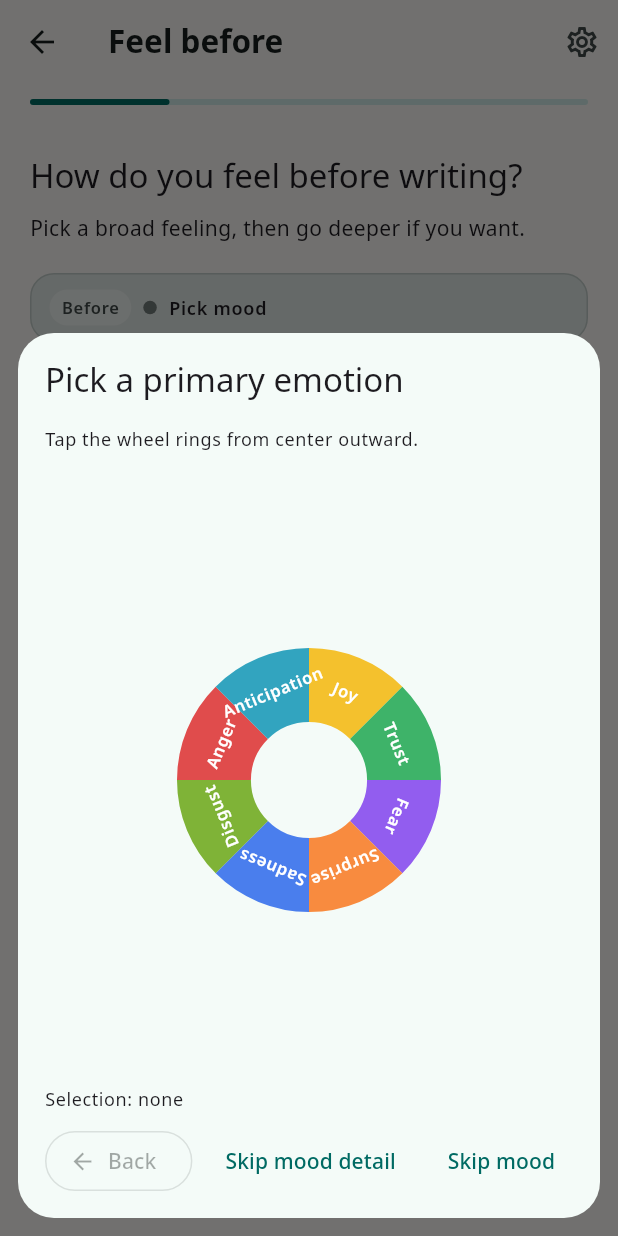
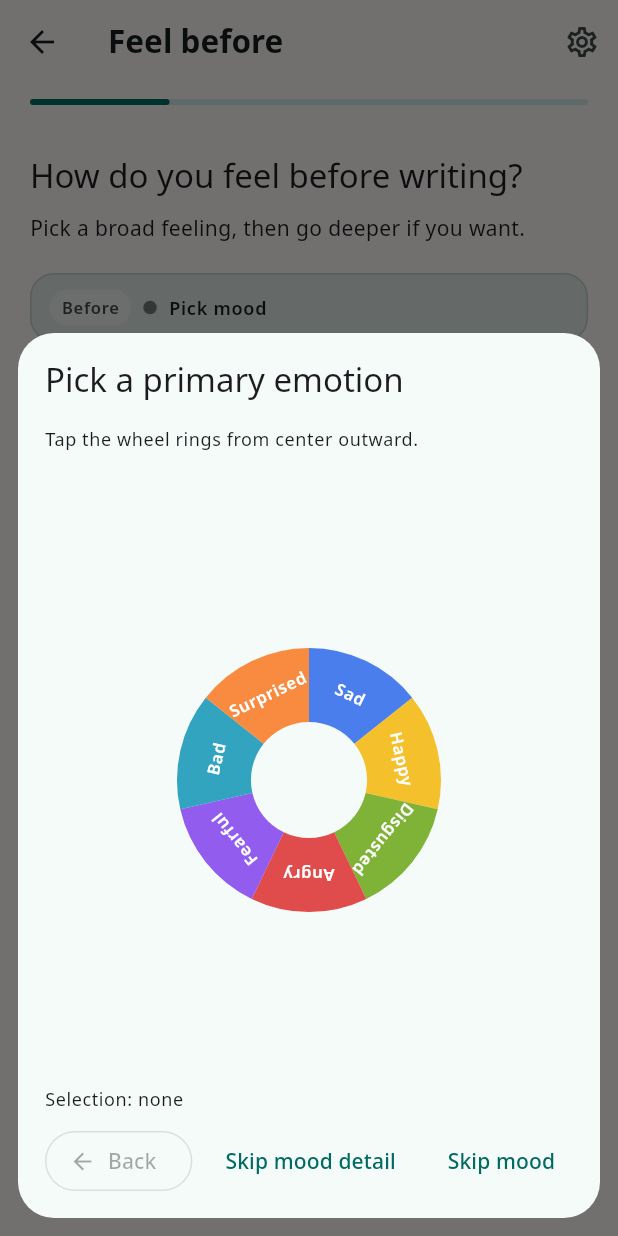
Before and after one commit to arqueffe/sentiment, a Flutter app: the EntryEditorScreen screen opened by its route, after a tap on "Before", on a phone screen of 412 x 824 dp. Run offline on Flutter 3.47's test engine with Material 3 defaults, Android fonts, the phone set to English and light mode, and no system bars; our stand-ins replace flutter_riverpod, flutter_secure_storage, google_fonts, hive, hive_flutter, local_auth and 2 more; missing offline and left inert: cryptography, dart_bert_tokenizer, file_selector, flutter_onnxruntime; accounts and stored records are empty; project files that could hold a hidden picture were left out.

Commit message:
Updated emotion wheel to real wellcox emotion wheel

```diff
--- a/lib/data/emotion_label_mapper.dart
+++ b/lib/data/emotion_label_mapper.dart
@@ -4,21 +4,21 @@ class EmotionLabelMapper {
   static const neutralLabel = 'neutral';
 
   static const Map<String, String?> _modelToPrimary = {
-    'sadness': 'sadness',
-    'anger': 'anger',
-    'love': 'trust',
-    'surprise': 'surprise',
-    'fear': 'fear',
-    'happiness': 'joy',
+    'sadness': 'sad',
+    'anger': 'angry',
+    'love': 'happy',
+    'surprise': 'surprised',
+    'fear': 'fearful',
+    'happiness': 'happy',
     'neutral': null,
-    'disgust': 'disgust',
-    'shame': 'sadness',
-    'guilt': 'sadness',
-    'sarcasm': 'disgust',
-    'excitement': 'anticipation',
-    'anxiety': 'fear',
-    'confusion': 'surprise',
-    'desire': 'anticipation',
+    'disgust': 'disgusted',
+    'shame': 'sad',
+    'guilt': 'sad',
+    'sarcasm': 'disgusted',
+    'excitement': 'happy',
+    'anxiety': 'fearful',
+    'confusion': 'surprised',
+    'desire': 'happy',
   };
 
   String? mapPrimaryId(String modelLabel) {
--- a/lib/models/emotion.dart
+++ b/lib/models/emotion.dart
@@ -31,286 +31,404 @@ class EmotionSelection {
 class EmotionCatalog {
   static const List<EmotionNode> wheel = [
     EmotionNode(
-      id: 'joy',
-      label: 'Joy',
+      id: 'sad',
+      label: 'Sad',
       children: [
         EmotionNode(
-          id: 'joy_cheerful',
-          label: 'Cheerful',
+          id: 'sad_lonely',
+          label: 'Lonely',
           children: [
-            EmotionNode(id: 'joy_cheerful_optimistic', label: 'Optimistic'),
-            EmotionNode(id: 'joy_cheerful_energetic', label: 'Energetic'),
-            EmotionNode(id: 'joy_cheerful_playful', label: 'Playful'),
+            EmotionNode(id: 'sad_lonely_isolated', label: 'Isolated'),
+            EmotionNode(id: 'sad_lonely_abandoned', label: 'Abandoned'),
           ],
         ),
         EmotionNode(
-          id: 'joy_proud',
-          label: 'Proud',
+          id: 'sad_vulnerable',
+          label: 'Vulnerable',
           children: [
-            EmotionNode(id: 'joy_proud_accomplished', label: 'Accomplished'),
-            EmotionNode(id: 'joy_proud_confident', label: 'Confident'),
-            EmotionNode(id: 'joy_proud_validated', label: 'Validated'),
+            EmotionNode(id: 'sad_vulnerable_victimized', label: 'Victimized'),
+            EmotionNode(id: 'sad_vulnerable_fragile', label: 'Fragile'),
           ],
         ),
         EmotionNode(
-          id: 'joy_peaceful',
-          label: 'Peaceful',
+          id: 'sad_despair',
+          label: 'Despair',
           children: [
-            EmotionNode(id: 'joy_peaceful_relieved', label: 'Relieved'),
-            EmotionNode(id: 'joy_peaceful_content', label: 'Content'),
-            EmotionNode(id: 'joy_peaceful_grateful', label: 'Grateful'),
+            EmotionNode(id: 'sad_despair_grief', label: 'Grief'),
+            EmotionNode(id: 'sad_despair_powerless', label: 'Powerless'),
+          ],
+        ),
+        EmotionNode(
+          id: 'sad_guilty',
+          label: 'Guilty',
+          children: [
+            EmotionNode(id: 'sad_guilty_ashamed', label: 'Ashamed'),
+            EmotionNode(id: 'sad_guilty_remorseful', label: 'Remorseful'),
+          ],
+        ),
+        EmotionNode(
+          id: 'sad_depressed',
+          label: 'Depressed',
+          children: [
+            EmotionNode(id: 'sad_depressed_empty', label: 'Empty'),
+            EmotionNode(id: 'sad_depressed_inferior', label: 'Inferior'),
+          ],
+        ),
+        EmotionNode(
+          id: 'sad_hurt',
+          label: 'Hurt',
+          children: [
+            EmotionNode(id: 'sad_hurt_disappointed', label: 'Disappointed'),
+            EmotionNode(id: 'sad_hurt_embarrassed', label: 'Embarrassed'),
           ],
         ),
       ],
     ),
     EmotionNode(
-      id: 'trust',
-      label: 'Trust',
+      id: 'happy',
+      label: 'Happy',
       children: [
         EmotionNode(
-          id: 'trust_connected',
-          label: 'Connected',
+          id: 'happy_playful',
+          label: 'Playful',
           children: [
-            EmotionNode(id: 'trust_connected_loved', label: 'Loved'),
-            EmotionNode(id: 'trust_connected_supported', label: 'Supported'),
-            EmotionNode(id: 'trust_connected_seen', label: 'Seen'),
+            EmotionNode(id: 'happy_playful_aroused', label: 'Aroused'),
+            EmotionNode(id: 'happy_playful_cheeky', label: 'Cheeky'),
           ],
         ),
         EmotionNode(
-          id: 'trust_safe',
-          label: 'Safe',
+          id: 'happy_content',
+          label: 'Content',
           children: [
-            EmotionNode(id: 'trust_safe_secure', label: 'Secure'),
-            EmotionNode(id: 'trust_safe_grounded', label: 'Grounded'),
-            EmotionNode(id: 'trust_safe_accepted', label: 'Accepted'),
+            EmotionNode(id: 'happy_content_free', label: 'Free'),
+            EmotionNode(id: 'happy_content_joyful', label: 'Joyful'),
           ],
         ),
         EmotionNode(
-          id: 'trust_admiring',
-          label: 'Admiring',
+          id: 'happy_interested',
+          label: 'Interested',
           children: [
-            EmotionNode(id: 'trust_admiring_inspired', label: 'Inspired'),
-            EmotionNode(id: 'trust_admiring_respectful', label: 'Respectful'),
-            EmotionNode(id: 'trust_admiring_reassured', label: 'Reassured'),
+            EmotionNode(id: 'happy_interested_curious', label: 'Curious'),
+            EmotionNode(
+              id: 'happy_interested_inquisitive',
+              label: 'Inquisitive',
+            ),
+          ],
+        ),
+        EmotionNode(
+          id: 'happy_proud',
+          label: 'Proud',
+          children: [
+            EmotionNode(id: 'happy_proud_successful', label: 'Successful'),
+            EmotionNode(id: 'happy_proud_confident', label: 'Confident'),
+          ],
+        ),
+        EmotionNode(
+          id: 'happy_accepting',
+          label: 'Accepting',
+          children: [
+            EmotionNode(id: 'happy_accepting_respected', label: 'Respected'),
+            EmotionNode(id: 'happy_accepting_valued', label: 'Valued'),
+          ],
+        ),
+        EmotionNode(
+          id: 'happy_powerful',
+          label: 'Powerful',
+          children: [
+            EmotionNode(id: 'happy_powerful_courageous', label: 'Courageous'),
+            EmotionNode(id: 'happy_powerful_creative', label: 'Creative'),
+          ],
+        ),
+        EmotionNode(
+          id: 'happy_peaceful',
+          label: 'Peaceful',
+          children: [
+            EmotionNode(id: 'happy_peaceful_loving', label: 'Loving'),
+            EmotionNode(id: 'happy_peaceful_thankful', label: 'Thankful'),
+          ],
+        ),
+        EmotionNode(
+          id: 'happy_trusting',
+          label: 'Trusting',
+          children: [
+            EmotionNode(id: 'happy_trusting_sensitive', label: 'Sensitive'),
+            EmotionNode(id: 'happy_trusting_intimate', label: 'Intimate'),
+          ],
+        ),
+        EmotionNode(
+          id: 'happy_optimistic',
+          label: 'Optimistic',
+          children: [
+            EmotionNode(id: 'happy_optimistic_hopeful', label: 'Hopeful'),
+            EmotionNode(id: 'happy_optimistic_inspired', label: 'Inspired'),
           ],
         ),
       ],
     ),
     EmotionNode(
-      id: 'fear',
-      label: 'Fear',
+      id: 'disgusted',
+      label: 'Disgusted',
       children: [
         EmotionNode(
-          id: 'fear_anxious',
-          label: 'Anxious',
+          id: 'disgusted_disapproving',
+          label: 'Disapproving',
           children: [
-            EmotionNode(id: 'fear_anxious_overwhelmed', label: 'Overwhelmed'),
-            EmotionNode(id: 'fear_anxious_uneasy', label: 'Uneasy'),
-            EmotionNode(id: 'fear_anxious_tense', label: 'Tense'),
+            EmotionNode(
+              id: 'disgusted_disapproving_judgmental',
+              label: 'Judgmental',
+            ),
+            EmotionNode(
+              id: 'disgusted_disapproving_embarrassed',
+              label: 'Embarrassed',
+            ),
           ],
         ),
         EmotionNode(
-          id: 'fear_insecure',
-          label: 'Insecure',
+          id: 'disgusted_dissapointed',
+          label: 'Dissapointed',
           children: [
-            EmotionNode(id: 'fear_insecure_exposed', label: 'Exposed'),
-            EmotionNode(id: 'fear_insecure_uncertain', label: 'Uncertain'),
-            EmotionNode(id: 'fear_insecure_small', label: 'Small'),
+            EmotionNode(
+              id: 'disgusted_dissapointed_appalled',
+              label: 'Appalled',
+            ),
+            EmotionNode(
+              id: 'disgusted_dissapointed_revolted',
+              label: 'Revolted',
+            ),
           ],
         ),
         EmotionNode(
-          id: 'fear_worried',
-          label: 'Worried',
+          id: 'disgusted_awful',
+          label: 'Awful',
           children: [
-            EmotionNode(id: 'fear_worried_restless', label: 'Restless'),
-            EmotionNode(id: 'fear_worried_doubtful', label: 'Doubtful'),
-            EmotionNode(id: 'fear_worried_stressed', label: 'Stressed'),
+            EmotionNode(id: 'disgusted_awful_nauseated', label: 'Nauseated'),
+            EmotionNode(id: 'disgusted_awful_detestable', label: 'Detestable'),
+          ],
+        ),
+        EmotionNode(
+          id: 'disgusted_repelled',
+          label: 'Repelled',
+          children: [
+            EmotionNode(id: 'disgusted_repelled_horrified', label: 'Horrified'),
+            EmotionNode(id: 'disgusted_repelled_hesitant', label: 'Hesitant'),
           ],
         ),
       ],
     ),
     EmotionNode(
-      id: 'surprise',
-      label: 'Surprise',
+      id: 'angry',
+      label: 'Angry',
       children: [
         EmotionNode(
-          id: 'surprise_amazed',
-          label: 'Amazed',
+          id: 'angry_let_down',
+          label: 'Let Down',
           children: [
-            EmotionNode(id: 'surprise_amazed_awe', label: 'Awe'),
-            EmotionNode(id: 'surprise_amazed_impressed', label: 'Impressed'),
-            EmotionNode(id: 'surprise_amazed_delighted', label: 'Delighted'),
+            EmotionNode(id: 'angry_let_down_betrayed', label: 'Betrayed'),
+            EmotionNode(
+              id: 'angry_let_down_disrespected',
+              label: 'Disrespected',
+            ),
           ],
         ),
         EmotionNode(
-          id: 'surprise_confused',
-          label: 'Confused',
+          id: 'angry_humiliated',
+          label: 'Humiliated',
           children: [
             EmotionNode(
-              id: 'surprise_confused_disoriented',
-              label: 'Disoriented',
+              id: 'angry_humiliated_disrespected',
+              label: 'Disrespected',
             ),
-            EmotionNode(id: 'surprise_confused_unsure', label: 'Unsure'),
-            EmotionNode(id: 'surprise_confused_perplexed', label: 'Perplexed'),
+            EmotionNode(id: 'angry_humiliated_ridiculed', label: 'Ridiculed'),
           ],
         ),
         EmotionNode(
-          id: 'surprise_shocked',
-          label: 'Shocked',
+          id: 'angry_bitter',
+          label: 'Bitter',
           children: [
-            EmotionNode(id: 'surprise_shocked_stunned', label: 'Stunned'),
-            EmotionNode(id: 'surprise_shocked_startled', label: 'Startled'),
-            EmotionNode(id: 'surprise_shocked_disbelief', label: 'Disbelief'),
+            EmotionNode(id: 'angry_bitter_indignant', label: 'Indignant'),
+            EmotionNode(id: 'angry_bitter_violated', label: 'Violated'),
+          ],
+        ),
+        EmotionNode(
+          id: 'angry_mad',
+          label: 'Mad',
+          children: [
+            EmotionNode(id: 'angry_mad_furious', label: 'Furious'),
+            EmotionNode(id: 'angry_mad_jealous', label: 'Jealous'),
+          ],
+        ),
+        EmotionNode(
+          id: 'angry_aggressive',
+          label: 'Aggressive',
+          children: [
+            EmotionNode(id: 'angry_aggressive_provoked', label: 'Provoked'),
+            EmotionNode(id: 'angry_aggressive_hostile', label: 'Hostile'),
+          ],
+        ),
+        EmotionNode(
+          id: 'angry_frustrated',
+          label: 'Frustrated',
+          children: [
+            EmotionNode(id: 'angry_frustrated_infuriated', label: 'Infuriated'),
+            EmotionNode(id: 'angry_frustrated_annoyed', label: 'Annoyed'),
+          ],
+        ),
+        EmotionNode(
+          id: 'angry_distant',
+          label: 'Distant',
+          children: [
+            EmotionNode(id: 'angry_distant_withdrawn', label: 'Withdrawn'),
+            EmotionNode(id: 'angry_distant_numb', label: 'Numb'),
+          ],
+        ),
+        EmotionNode(
+          id: 'angry_critical',
+          label: 'Critical',
+          children: [
+            EmotionNode(id: 'angry_critical_sceptical', label: 'Sceptical'),
+            EmotionNode(id: 'angry_critical_dismissive', label: 'Dismissive'),
           ],
         ),
       ],
     ),
     EmotionNode(
-      id: 'sadness',
-      label: 'Sadness',
+      id: 'fearful',
+      label: 'Fearful',
       children: [
         EmotionNode(
-          id: 'sadness_hurt',
-          label: 'Hurt',
+          id: 'fearful_scared',
+          label: 'Scared',
           children: [
-            EmotionNode(id: 'sadness_hurt_broken', label: 'Broken'),
-            EmotionNode(id: 'sadness_hurt_rejected', label: 'Rejected'),
-            EmotionNode(id: 'sadness_hurt_sensitive', label: 'Sensitive'),
+            EmotionNode(id: 'fearful_scared_helpless', label: 'Helpless'),
+            EmotionNode(id: 'fearful_scared_frightened', label: 'Frightened'),
           ],
         ),
         EmotionNode(
-          id: 'sadness_lonely',
-          label: 'Lonely',
+          id: 'fearful_anxious',
+          label: 'Anxious',
           children: [
-            EmotionNode(id: 'sadness_lonely_isolated', label: 'Isolated'),
-            EmotionNode(id: 'sadness_lonely_empty', label: 'Empty'),
-            EmotionNode(id: 'sadness_lonely_unseen', label: 'Unseen'),
+            EmotionNode(id: 'fearful_anxious_worried', label: 'Worried'),
+            EmotionNode(
+              id: 'fearful_anxious_overwhelmed',
+              label: 'Overwhelmed',
+            ),
           ],
         ),
         EmotionNode(
-          id: 'sadness_disappointed',
-          label: 'Disappointed',
+          id: 'fearful_insecure',
+          label: 'Insecure',
           children: [
-            EmotionNode(id: 'sadness_disappointed_down', label: 'Let Down'),
+            EmotionNode(id: 'fearful_insecure_inadequate', label: 'Inadequate'),
+            EmotionNode(id: 'fearful_insecure_inferior', label: 'Inferior'),
+          ],
+        ),
+        EmotionNode(
+          id: 'fearful_weak',
+          label: 'Weak',
+          children: [
+            EmotionNode(id: 'fearful_weak_worthless', label: 'Worthless'),
             EmotionNode(
-              id: 'sadness_disappointed_regretful',
-              label: 'Regretful',
+              id: 'fearful_weak_insignificant',
+              label: 'Insignificant',
             ),
-            EmotionNode(
-              id: 'sadness_disappointed_discouraged',
-              label: 'Discouraged',
-            ),
+          ],
+        ),
+        EmotionNode(
+          id: 'fearful_rejected',
+          label: 'Rejected',
+          children: [
+            EmotionNode(id: 'fearful_rejected_excluded', label: 'Excluded'),
+            EmotionNode(id: 'fearful_rejected_persecuted', label: 'Persecuted'),
+          ],
+        ),
+        EmotionNode(
+          id: 'fearful_threatened',
+          label: 'Threatened',
+          children: [
+            EmotionNode(id: 'fearful_threatened_exposed', label: 'Exposed'),
+            EmotionNode(id: 'fearful_threatened_nervous', label: 'Nervous'),
           ],
         ),
       ],
     ),
     EmotionNode(
-      id: 'disgust',
-      label: 'Disgust',
+      id: 'bad',
+      label: 'Bad',
       children: [
         EmotionNode(
-          id: 'disgust_distaste',
-          label: 'Distaste',
+          id: 'bad_bored',
+          label: 'Bored',
           children: [
-            EmotionNode(id: 'disgust_distaste_putoff', label: 'Put Off'),
-            EmotionNode(id: 'disgust_distaste_repelled', label: 'Repelled'),
-            EmotionNode(id: 'disgust_distaste_averse', label: 'Averse'),
+            EmotionNode(id: 'bad_bored_indefferent', label: 'Indefferent'),
+            EmotionNode(id: 'bad_bored_apathetic', label: 'Apathetic'),
           ],
         ),
         EmotionNode(
-          id: 'disgust_dislike',
-          label: 'Dislike',
+          id: 'bad_busy',
+          label: 'Busy',
           children: [
-            EmotionNode(id: 'disgust_dislike_irked', label: 'Irked'),
-            EmotionNode(id: 'disgust_dislike_annoyed', label: 'Annoyed'),
-            EmotionNode(id: 'disgust_dislike_resistant', label: 'Resistant'),
+            EmotionNode(id: 'bad_busy_pressured', label: 'Pressured'),
+            EmotionNode(id: 'bad_busy_rushed', label: 'Rushed'),
           ],
         ),
         EmotionNode(
-          id: 'disgust_ashamed',
-          label: 'Ashamed',
+          id: 'bad_stressed',
+          label: 'Stressed',
           children: [
-            EmotionNode(id: 'disgust_ashamed_guilty', label: 'Guilty'),
+            EmotionNode(id: 'bad_stressed_overwhelmed', label: 'Overwhelmed'),
             EmotionNode(
-              id: 'disgust_ashamed_embarrassed',
-              label: 'Embarrassed',
+              id: 'bad_stressed_out_of_control',
+              label: 'Out Of Control',
             ),
-            EmotionNode(id: 'disgust_ashamed_remorseful', label: 'Remorseful'),
+          ],
+        ),
+        EmotionNode(
+          id: 'bad_tied',
+          label: 'Tied',
+          children: [
+            EmotionNode(id: 'bad_tied_sleepy', label: 'Sleepy'),
+            EmotionNode(id: 'bad_tied_unfocused', label: 'Unfocused'),
           ],
         ),
       ],
     ),
     EmotionNode(
-      id: 'anger',
-      label: 'Anger',
+      id: 'surprised',
+      label: 'Surprised',
       children: [
         EmotionNode(
-          id: 'anger_irritated',
-          label: 'Irritated',
+          id: 'surprised_startled',
+          label: 'Startled',
           children: [
-            EmotionNode(id: 'anger_irritated_impatient', label: 'Impatient'),
-            EmotionNode(id: 'anger_irritated_agitated', label: 'Agitated'),
-            EmotionNode(id: 'anger_irritated_snappy', label: 'Snappy'),
+            EmotionNode(id: 'surprised_startled_shocked', label: 'Shocked'),
+            EmotionNode(id: 'surprised_startled_dismayed', label: 'Dismayed'),
           ],
         ),
         EmotionNode(
-          id: 'anger_frustrated',
-          label: 'Frustrated',
+          id: 'surprised_confused',
+          label: 'Confused',
           children: [
-            EmotionNode(id: 'anger_frustrated_stuck', label: 'Stuck'),
-            EmotionNode(id: 'anger_frustrated_blocked', label: 'Blocked'),
-            EmotionNode(id: 'anger_frustrated_powerless', label: 'Powerless'),
+            EmotionNode(
+              id: 'surprised_confused_disillusioned',
+              label: 'Disillusioned',
+            ),
+            EmotionNode(id: 'surprised_confused_perplexed', label: 'Perplexed'),
           ],
         ),
         EmotionNode(
-          id: 'anger_hurt',
-          label: 'Hurt / Betrayed',
+          id: 'surprised_amazed',
+          label: 'Amazed',
           children: [
-            EmotionNode(id: 'anger_hurt_betrayed', label: 'Betrayed'),
-            EmotionNode(id: 'anger_hurt_unfair', label: 'Treated Unfairly'),
-            EmotionNode(id: 'anger_hurt_resentful', label: 'Resentful'),
-          ],
-        ),
-      ],
-    ),
-    EmotionNode(
-      id: 'anticipation',
-      label: 'Anticipation',
-      children: [
-        EmotionNode(
-          id: 'anticipation_hopeful',
-          label: 'Hopeful',
-          children: [
-            EmotionNode(
-              id: 'anticipation_hopeful_encouraged',
-              label: 'Encouraged',
-            ),
-            EmotionNode(
-              id: 'anticipation_hopeful_motivated',
-              label: 'Motivated',
-            ),
-            EmotionNode(id: 'anticipation_hopeful_focused', label: 'Focused'),
+            EmotionNode(id: 'surprised_amazed_astonished', label: 'Astonished'),
+            EmotionNode(id: 'surprised_amazed_awe', label: 'Awe'),
           ],
         ),
         EmotionNode(
-          id: 'anticipation_eager',
-          label: 'Eager',
+          id: 'surprised_excited',
+          label: 'Excited',
           children: [
-            EmotionNode(id: 'anticipation_eager_excited', label: 'Excited'),
-            EmotionNode(id: 'anticipation_eager_ready', label: 'Ready'),
-            EmotionNode(id: 'anticipation_eager_curious', label: 'Curious'),
-          ],
-        ),
-        EmotionNode(
-          id: 'anticipation_restless',
-          label: 'Restless',
-          children: [
-            EmotionNode(
-              id: 'anticipation_restless_impatient',
-              label: 'Impatient',
-            ),
-            EmotionNode(id: 'anticipation_restless_antsy', label: 'Antsy'),
-            EmotionNode(id: 'anticipation_restless_onedge', label: 'On Edge'),
+            EmotionNode(id: 'surprised_excited_eager', label: 'Eager'),
+            EmotionNode(id: 'surprised_excited_energetic', label: 'Energetic'),
           ],
         ),
       ],
@@ -327,22 +445,30 @@ class EmotionCatalog {
   };
 
   static const Map<String, String> _legacyAliases = {
-    'joy_pride': 'joy_proud',
-    'joy_gratitude': 'joy_peaceful_grateful',
-    'joy_relief': 'joy_peaceful_relieved',
-    'trust_admiration': 'trust_admiring',
-    'trust_safety': 'trust_safe',
-    'trust_acceptance': 'trust_safe_accepted',
-    'fear_anxiety': 'fear_anxious',
-    'fear_insecurity': 'fear_insecure',
-    'fear_worry': 'fear_worried',
-    'surprise_awe': 'surprise_amazed_awe',
-    'surprise_confusion': 'surprise_confused',
-    'surprise_shock': 'surprise_shocked',
-    'sadness_grief': 'sadness_hurt_broken',
-    'disgust_uneasy': 'fear_anxious_uneasy',
-    'anger_betrayed': 'anger_hurt_betrayed',
-    'anticipation_hope': 'anticipation_hopeful',
+    'joy': 'happy',
+    'trust': 'happy',
+    'fear': 'fearful',
+    'surprise': 'surprised',
+    'sadness': 'sad',
+    'disgust': 'disgusted',
+    'anger': 'angry',
+    'anticipation': 'happy_optimistic',
+    'joy_pride': 'happy_proud',
+    'joy_gratitude': 'happy_peaceful_thankful',
+    'joy_relief': 'happy_content_free',
+    'trust_admiration': 'happy_accepting_respected',
+    'trust_safety': 'fearful_threatened',
+    'trust_acceptance': 'happy_accepting',
+    'fear_anxiety': 'fearful_anxious',
+    'fear_insecurity': 'fearful_insecure',
+    'fear_worry': 'fearful_anxious_worried',
+    'surprise_awe': 'surprised_amazed_awe',
+    'surprise_confusion': 'surprised_confused',
+    'surprise_shock': 'surprised_startled_shocked',
+    'sadness_grief': 'sad_despair_grief',
+    'disgust_uneasy': 'fearful_anxious',
+    'anger_betrayed': 'angry_let_down_betrayed',
+    'anticipation_hope': 'happy_optimistic_hopeful',
   };
 
   static String normalizeId(String id) => _legacyAliases[id] ?? id;
--- a/lib/ui/widgets/emotion_color.dart
+++ b/lib/ui/widgets/emotion_color.dart
@@ -1,17 +1,18 @@
 import 'package:flutter/material.dart';
+import 'package:sentiment/models/emotion.dart';
 
 Color emotionColor(BuildContext context, String primaryId) {
   const map = <String, Color>{
-    'joy': Color(0xFFF4B400),
-    'trust': Color(0xFF16A34A),
-    'fear': Color(0xFF7C3AED),
-    'surprise': Color(0xFFF97316),
-    'sadness': Color(0xFF2563EB),
-    'disgust': Color(0xFF65A30D),
-    'anger': Color(0xFFDC2626),
-    'anticipation': Color(0xFF0891B2),
+    'sad': Color(0xFF2563EB),
+    'happy': Color(0xFFF4B400),
+    'disgusted': Color(0xFF65A30D),
+    'angry': Color(0xFFDC2626),
+    'fearful': Color(0xFF7C3AED),
+    'bad': Color(0xFF0891B2),
+    'surprised': Color(0xFFF97316),
   };
 
   final fallback = Theme.of(context).colorScheme.primary;
-  return map[primaryId] ?? fallback;
+  final normalizedId = EmotionCatalog.normalizeId(primaryId);
+  return map[normalizedId] ?? fallback;
 }
```
Also changed, not shown: assets/emotion_wheel.txt (added, +130 -0 lines).
